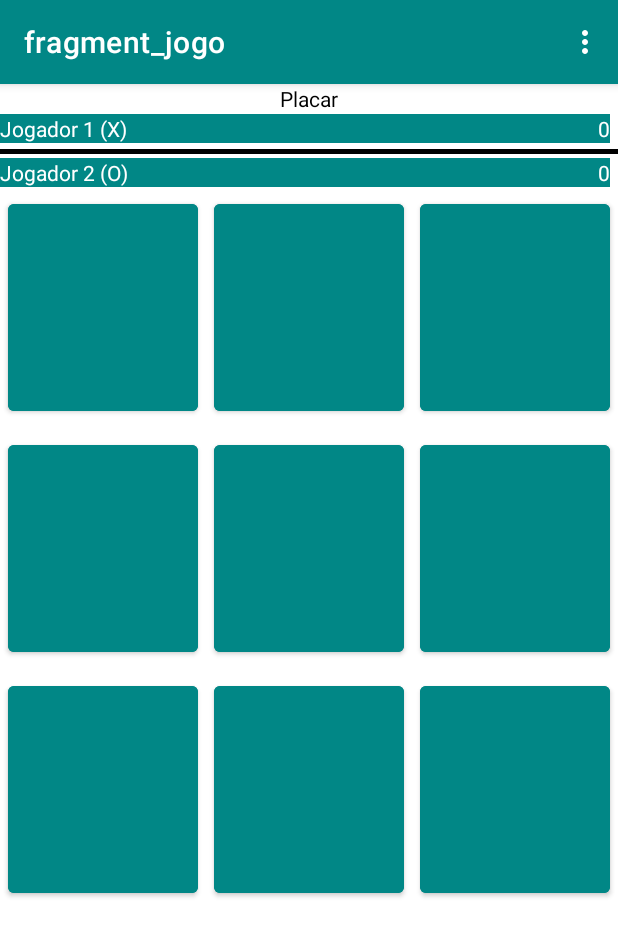
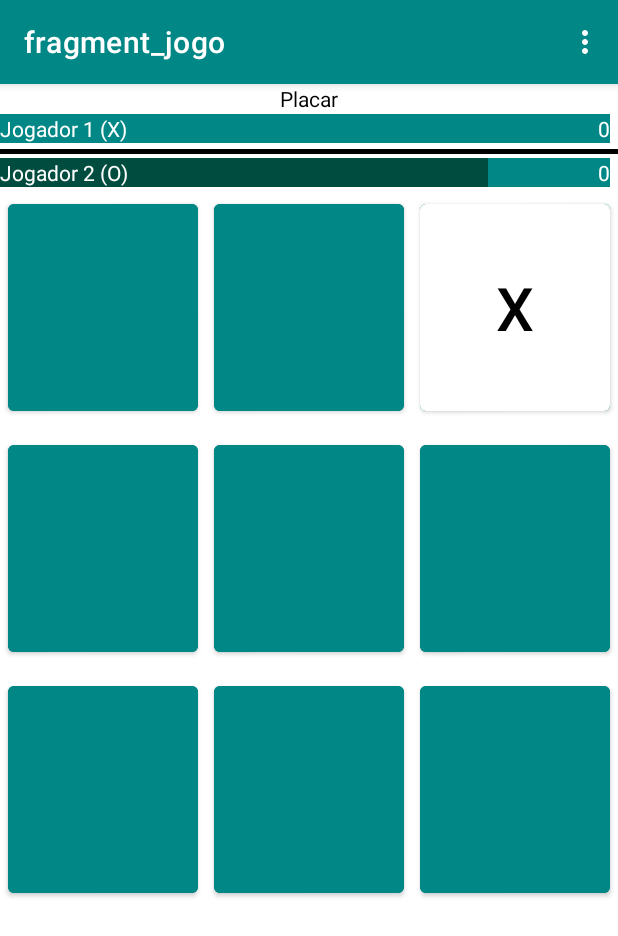
Before and after one commit to BrunoViniciuszk/JogoDaVelhaApp, an Android app: the screen it shows after launch (MainActivity), after a tap on an icon or button, on a phone screen of 412 x 824 dp. Shown: the top 936 px of the screen. Run offline under Robolectric (Android 15) with nearby library versions, the phone set to English and light mode, and no system bars; our stand-ins replace navigation-ui.

Commit message:
segundo commit

```diff
--- a/app/src/main/java/br/senai/sp/cotia/myapplication/fragment/FragmentJogo.java
+++ b/app/src/main/java/br/senai/sp/cotia/myapplication/fragment/FragmentJogo.java
@@ -1,5 +1,6 @@
 package br.senai.sp.cotia.myapplication.fragment;
 
+import android.graphics.Color;
 import android.os.Bundle;
 
 import androidx.fragment.app.Fragment;
@@ -10,6 +11,10 @@ import android.view.LayoutInflater;
 import android.view.View;
 import android.view.ViewGroup;
 import android.widget.Button;
+import android.widget.Toast;
+
+import java.util.Arrays;
+import java.util.Random;
 
 import br.senai.sp.cotia.myapplication.R;
 import br.senai.sp.cotia.myapplication.databinding.FragmentJogoBinding;
@@ -21,6 +26,14 @@ public class FragmentJogo extends Fragment {
     private FragmentJogoBinding binding;
     // array de botao
     private Button[] botoes;
+    // variavel que representa o tabuleiro
+    private String[][] tabuleiro;
+    // variavel para os simbolos
+    private String simbJog1, simbJog2, simbolo;
+    // variavel random para sortear quem começa
+    private Random random;
+    // variavel da joagada
+    private int numeroJogadas=0;
 
     @Override
     public View onCreateView(LayoutInflater inflater, ViewGroup container,
@@ -46,12 +59,97 @@ public class FragmentJogo extends Fragment {
             bt.setOnClickListener(listenerBotoes);
         }
 
+        // inicializa o tabuleiro
+        tabuleiro = new String[3][3];
+
+        // preencher o tabuleiro com string vazia
+        for(String[] vetor : tabuleiro){
+            Arrays.fill(vetor, "");
+        }
+
+        // instancia o Random
+        random = new Random();
+
+        //define os simbolos dos jogadores
+        simbJog1 = "X";
+        simbJog2 = "O";
+
+        // sorteia quem inicia o jogo
+        sorteia();
+
+        // atualizar vez
+        atualizaVez();
 
         // retorna a view do Fragment
         return  binding.getRoot();
     }
 
+    private void sorteia() {
+        // caso random gere um valor verdadeiro, jogador 1 começa
+        // caso contrario jogador 2 começa
+        if(random.nextBoolean()) {
+            simbolo = simbJog1;
+        }else {
+            simbolo = simbJog2;
+        }
+    }
+
+    private void atualizaVez() {
+        if(simbolo.equals(simbJog1)) {
+            binding.jogador1.setBackgroundColor(getResources().getColor(R.color.teal_900));
+            binding.jogador2.setBackgroundColor(getResources().getColor(R.color.teal_700));
+        }else {
+            binding.jogador2.setBackgroundColor(getResources().getColor(R.color.teal_900));
+            binding.jogador1.setBackgroundColor(getResources().getColor(R.color.teal_700));
+        }
+    }
+
+    private void resetar() {
+            for(String[] vetor : tabuleiro){
+                Arrays.fill(vetor, "");
+            }
+            for(Button botao : botoes) {
+                botao.setClickable(true);
+                botao.setBackgroundColor(getResources().getColor(R.color.teal_700));
+                botao.setText("");
+            }
+
+            // sorteia quem ira iniciar o próximo jogo
+            sorteia();
+            // atualiza a vez no placar
+            atualizaVez();
+            // zerar o número de jogadas
+            numeroJogadas = 0;
+    }
+
+    private boolean venceu() {
+        //verifica se venceu nas linhas
+        for (int i = 0; i < 3; i++) {
+            if (tabuleiro[i][0].equals(simbolo) && tabuleiro[i][1].equals(simbolo) && tabuleiro[i][2].equals(simbolo)) {
+                return true;
+            }
+        }
+        //verifica se venceu na coluna
+        for (int i = 0; i < 3; i++) {
+            if (tabuleiro[0][i].equals(simbolo) && tabuleiro[1][i].equals(simbolo) && tabuleiro[2][i].equals(simbolo)) {
+                return true;
+            }
+        }
+        //verifica se ganhaou na diagonal
+        if (tabuleiro[0][0].equals(simbolo) && tabuleiro[1][1].equals(simbolo) && tabuleiro[2][2].equals(simbolo)) {
+            return true;
+        }
+
+        if (tabuleiro[0][2].equals(simbolo) && tabuleiro[1][1].equals(simbolo) && tabuleiro[2][0].equals(simbolo)) {
+            return true;
+        }
+        return false;
+    }
+
+
     private View.OnClickListener listenerBotoes = btPress-> {
+        // incrementa as jogadas
+        numeroJogadas++;
         // pega o nome do botao
         String nomeBotao = getContext().getResources().getResourceName(btPress.getId());
         // extrai os dois ultimos caracteres do nome botao
@@ -60,6 +158,40 @@ public class FragmentJogo extends Fragment {
         int linha = Character.getNumericValue(posicao.charAt(0));
         int coluna = Character.getNumericValue(posicao.charAt(1));
 
+        // marca no tabuleiro o simbolo que foi jogado
+        tabuleiro[linha][coluna] = simbolo;
+        // faz o casting de View para Button
+        Button botao = (Button) btPress;
+        // trocar o texto do botao que foi clicado
+        botao.setText(simbolo);
+        // desabilitar botao
+        botao.setClickable(false);
+
+        // troca o background do botao
+        botao.setBackgroundColor(Color.WHITE);
+        botao.setTextColor(Color.BLACK);
+
+        // verificar se ganhou
+        if(numeroJogadas >= 5 && venceu()) {
+            // exibe um Toast  informando que o jogador venceu
+            Toast.makeText(getContext(), R.string.vencedor, Toast.LENGTH_LONG).show();
+            // resetar tabuleiro
+            resetar();
+        }else if(numeroJogadas == 9) {
+            // exibe um Toast  informando que o jogador venceu
+            Toast.makeText(getContext(), R.string.velha, Toast.LENGTH_SHORT).show();
+            // resetar tabuleiro
+            resetar();
+        }else {
+            // inverter a vez
+            simbolo = simbolo.equals(simbJog1) ? simbJog2 : simbJog1;
+
+            // atualiza vez
+            atualizaVez();
+        }
+
+
+
 
 
 
--- a/app/src/main/res/layout/fragment_jogo.xml
+++ b/app/src/main/res/layout/fragment_jogo.xml
@@ -115,33 +115,21 @@
 
             <Button
                 android:id="@+id/bt00"
-                android:layout_width="match_parent"
-                android:layout_height="150dp"
-                android:layout_margin="5dp"
-                android:backgroundTint="@color/teal_700"
-                android:layout_weight="1"
+                style="@style/botao"
                 tools:ignore="SpeakableTextPresentCheck">
 
             </Button>
 
             <Button
                 android:id="@+id/bt01"
-                android:layout_width="match_parent"
-                android:layout_height="150dp"
-                android:layout_margin="5dp"
-                android:layout_weight="1"
-                android:backgroundTint="@color/teal_700"
+                style="@style/botao"
                 tools:ignore="SpeakableTextPresentCheck">
 
             </Button>
 
             <Button
                 android:id="@+id/bt02"
-                android:layout_width="match_parent"
-                android:layout_height="150dp"
-                android:backgroundTint="@color/teal_700"
-                android:layout_margin="5dp"
-                android:layout_weight="1"
+                style="@style/botao"
                 tools:ignore="SpeakableTextPresentCheck">
 
             </Button>
@@ -155,33 +143,21 @@
 
             <Button
                 android:id="@+id/bt10"
-                android:layout_width="match_parent"
-                android:layout_height="150dp"
-                android:backgroundTint="@color/teal_700"
-                android:layout_margin="5dp"
-                android:layout_weight="1"
+                style="@style/botao"
                 tools:ignore="SpeakableTextPresentCheck">
 
             </Button>
 
             <Button
                 android:id="@+id/bt11"
-                android:layout_width="match_parent"
-                android:layout_height="150dp"
-                android:backgroundTint="@color/teal_700"
-                android:layout_margin="5dp"
-                android:layout_weight="1"
+                style="@style/botao"
                 tools:ignore="SpeakableTextPresentCheck">
 
             </Button>
 
             <Button
                 android:id="@+id/bt12"
-                android:layout_width="match_parent"
-                android:layout_height="150dp"
-                android:layout_margin="5dp"
-                android:backgroundTint="@color/teal_700"
-                android:layout_weight="1"
+                style="@style/botao"
                 tools:ignore="SpeakableTextPresentCheck">
 
             </Button>
@@ -195,33 +171,21 @@
 
             <Button
                 android:id="@+id/bt20"
-                android:layout_width="match_parent"
-                android:layout_height="150dp"
-                android:backgroundTint="@color/teal_700"
-                android:layout_margin="5dp"
-                android:layout_weight="1"
+                style="@style/botao"
                 tools:ignore="SpeakableTextPresentCheck">
 
             </Button>
 
             <Button
                 android:id="@+id/bt21"
-                android:layout_width="match_parent"
-                android:layout_height="150dp"
-                android:layout_margin="5dp"
-                android:backgroundTint="@color/teal_700"
-                android:layout_weight="1"
+                style="@style/botao"
                 tools:ignore="SpeakableTextPresentCheck">
 
             </Button>
 
             <Button
                 android:id="@+id/bt22"
-                android:layout_width="match_parent"
-                android:layout_height="150dp"
-                android:layout_margin="5dp"
-                android:backgroundTint="@color/teal_700"
-                android:layout_weight="1"
+                style="@style/botao"
                 tools:ignore="SpeakableTextPresentCheck">
 
             </Button>
--- a/app/src/main/res/values/strings.xml
+++ b/app/src/main/res/values/strings.xml
@@ -8,4 +8,6 @@
     <string name="placar_O">0</string>
     <string name="hello_blank_fragment">Hello blank fragment</string>
     <string name="title_activity_jogodavelhaapp">jogodavelhaapp</string>
+    <string name="vencedor">Parabens, Você ganhou!!</string>
+    <string name="velha">Deu Velha!!</string>
 </resources>
--- /dev/null
+++ b/app/src/main/res/values/style.xml
@@ -0,0 +1,12 @@
+<?xml version="1.0" encoding="utf-8"?>
+
+<resources>
+    <style name="botao">
+        <item name="android:layout_width">match_parent</item>
+        <item name="android:layout_height">150dp</item>
+        <item name="android:layout_margin">5dp</item>
+        <item name="android:textSize">40sp</item>
+        <item name="android:layout_weight">1</item>
+        <item name="android:backgroundTint">@color/teal_700</item>
+    </style>
+</resources>
```
